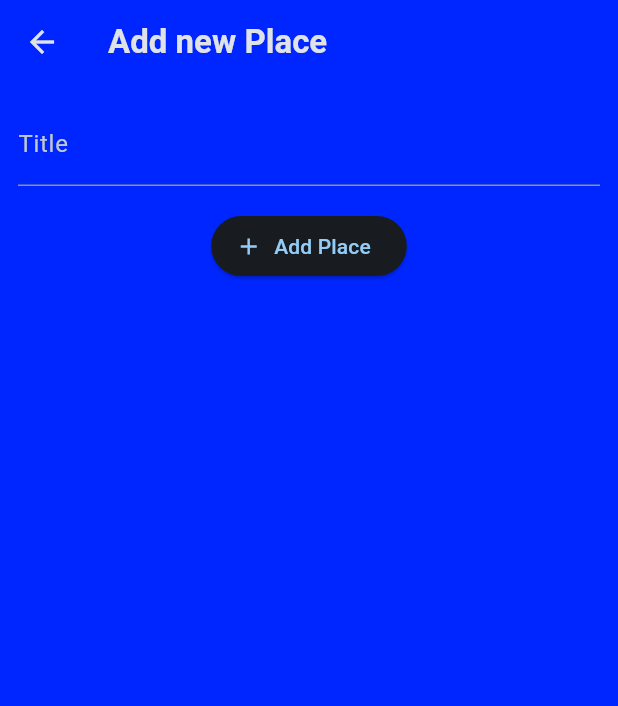
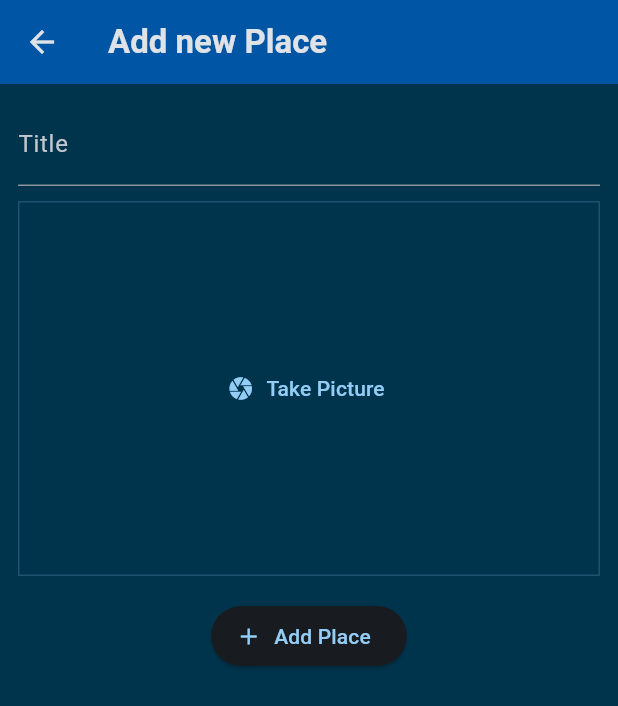
Before and after one commit to Naveen2070/favorite_places, a Flutter app: the screen it shows after launch, after a tap on the "add" icon, on a phone screen of 412 x 824 dp. Shown: the top 706 px of the screen. Run offline on Flutter 3.47's test engine with Material 3 defaults, Android fonts, the phone set to English and light mode, and no system bars; our stand-ins replace flutter_riverpod, google_fonts, image_picker.

Commit message:
added camera

```diff
--- a/lib/main.dart
+++ b/lib/main.dart
@@ -6,12 +6,12 @@ import 'package:favorite_places/screens/places.dart';
 
 final colorScheme = ColorScheme.fromSeed(
   brightness: Brightness.dark,
-  seedColor: const Color.fromARGB(255, 0, 183, 255),
-  surface: const Color.fromARGB(255, 0, 38, 255),
+  seedColor: const Color.fromARGB(255, 2, 177, 247),
+  surface: const Color.fromARGB(255, 0, 85, 165),
 );
 
 final theme = ThemeData().copyWith(
-  scaffoldBackgroundColor: colorScheme.surface,
+  scaffoldBackgroundColor: colorScheme.onPrimary,
   colorScheme: colorScheme,
   textTheme: GoogleFonts.ubuntuCondensedTextTheme().copyWith(
     titleSmall: GoogleFonts.ubuntuCondensed(
@@ -38,7 +38,8 @@ class MyApp extends StatelessWidget {
   @override
   Widget build(BuildContext context) {
     return MaterialApp(
-      title: 'My spots',
+      debugShowCheckedModeBanner: false,
+      title: 'Great Places',
       theme: theme,
       home: const PlacesScreen(),
     );
--- a/lib/screens/add_place.dart
+++ b/lib/screens/add_place.dart
@@ -1,3 +1,4 @@
+import 'package:favorite_places/widgets/image_input.dart';
 import 'package:flutter/material.dart';
 import 'package:flutter_riverpod/flutter_riverpod.dart';
 
@@ -47,9 +48,11 @@ class _AddPlaceScreenState extends ConsumerState<AddPlaceScreen> {
               decoration: const InputDecoration(labelText: 'Title'),
               controller: _titleController,
               style: TextStyle(
-                color: Theme.of(context).colorScheme.surface,
+                color: Theme.of(context).colorScheme.onSurface,
               ),
             ),
+            const SizedBox(height: 10),
+            ImageInput(),
             const SizedBox(height: 16),
             ElevatedButton.icon(
               onPressed: _savePlace,
--- a/lib/screens/place_detail.dart
+++ b/lib/screens/place_detail.dart
@@ -17,7 +17,7 @@ class PlaceDetailScreen extends StatelessWidget {
         child: Text(
           place.title,
           style: Theme.of(context).textTheme.bodyLarge!.copyWith(
-                color: Theme.of(context).colorScheme.surface,
+                color: Theme.of(context).colorScheme.onSurface,
               ),
         ),
       ),
--- /dev/null
+++ b/lib/widgets/image_input.dart
@@ -0,0 +1,58 @@
+import 'package:flutter/material.dart';
+import 'package:image_picker/image_picker.dart';
+import 'dart:io';
+
+class ImageInput extends StatefulWidget {
+  const ImageInput({super.key});
+
+  @override
+  State<ImageInput> createState() => _ImageInputState();
+}
+
+class _ImageInputState extends State<ImageInput> {
+  File? _selectedImage;
+
+  void _takePicture() async {
+    final imagePicker = ImagePicker();
+    final pickedImage =
+        await imagePicker.pickImage(source: ImageSource.camera, maxHeight: 600);
+    if (pickedImage == null) {
+      return;
+    }
+    setState(() {
+      _selectedImage = File(pickedImage.path);
+    });
+  }
+
+  @override
+  Widget build(BuildContext context) {
+    Widget content = TextButton.icon(
+      onPressed: _takePicture,
+      label: const Text('Take Picture'),
+      icon: const Icon(Icons.camera),
+    );
+
+    if (_selectedImage != null) {
+      content = GestureDetector(
+        onTap: _takePicture,
+        child: Image.file(
+          _selectedImage!,
+          fit: BoxFit.cover,
+          width: double.infinity,
+          height: double.infinity,
+        ),
+      );
+    }
+
+    return Container(
+      decoration: BoxDecoration(
+          border: Border.all(
+              width: 1,
+              color: Theme.of(context).colorScheme.primary.withOpacity(0.2))),
+      height: 250,
+      width: double.infinity,
+      alignment: Alignment.center,
+      child: content,
+    );
+  }
+}
--- a/lib/widgets/places_list.dart
+++ b/lib/widgets/places_list.dart
@@ -15,7 +15,7 @@ class PlacesList extends StatelessWidget {
         child: Text(
           'No places added yet',
           style: Theme.of(context).textTheme.bodyLarge!.copyWith(
-                color: Theme.of(context).colorScheme.surface,
+                color: Theme.of(context).colorScheme.onSurface,
               ),
         ),
       );
@@ -27,7 +27,7 @@ class PlacesList extends StatelessWidget {
         title: Text(
           places[index].title,
           style: Theme.of(context).textTheme.titleMedium!.copyWith(
-                color: Theme.of(context).colorScheme.surface,
+                color: Theme.of(context).colorScheme.onSurface,
               ),
         ),
         onTap: () {
--- a/pubspec.yaml
+++ b/pubspec.yaml
@@ -39,6 +39,7 @@ dependencies:
   uuid: ^4.4.0
   flutter_riverpod: ^2.5.1
   riverpod_annotation: ^2.3.5
+  image_picker: ^1.1.1
 
 dev_dependencies:
   flutter_test:
```
Also changed, not shown: pubspec.lock, 6 other files.
